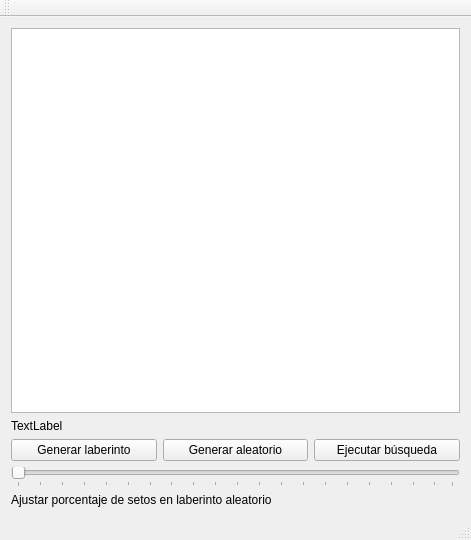
First picture: the form in Implementación Gráfica 1/hp_mdl/ventanaprincipal.ui, repository Rafaherrero/ia, before the edit.
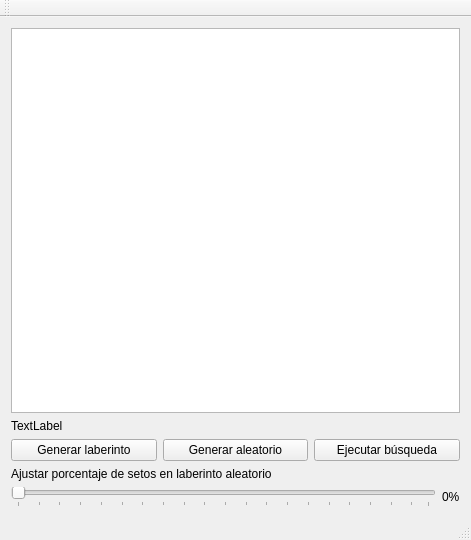
Second picture: the form after the edit.

Commit message: Añadido contador porcentaje

The edit to the form file:
```diff
--- a/Implementación Gráfica 1/hp_mdl/ventanaprincipal.ui
+++ b/Implementación Gráfica 1/hp_mdl/ventanaprincipal.ui
@@ -124,6 +124,18 @@
      </layout>
     </item>
     <item>
+     <widget class="QLabel" name="label">
+      <property name="text">
+       <string>Ajustar porcentaje de setos en laberinto aleatorio</string>
+      </property>
+     </widget>
+    </item>
+    <item>
+     <layout class="QHBoxLayout" name="horizontalLayout_2">
+      <property name="topMargin">
+       <number>0</number>
+      </property>
+      <item>
      <widget class="QSlider" name="horizontalSlider">
       <property name="singleStep">
        <number>5</number>
@@ -140,11 +152,13 @@
      </widget>
     </item>
     <item>
-     <widget class="QLabel" name="label">
+       <widget class="QLabel" name="porcentaje_seto">
       <property name="text">
-       <string>Ajustar porcentaje de setos en laberinto aleatorio</string>
-      </property>
-     </widget>
+         <string>0%</string>
+        </property>
+       </widget>
+      </item>
+     </layout>
     </item>
    </layout>
   </widget>
```
Lines whose indentation alone changed are shown as unchanged. The commit also changes 1 other file.
